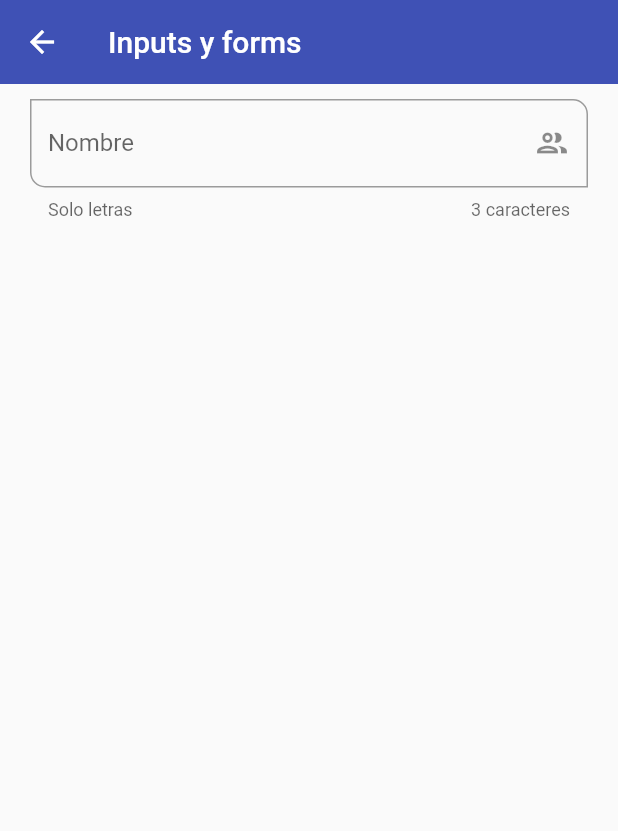
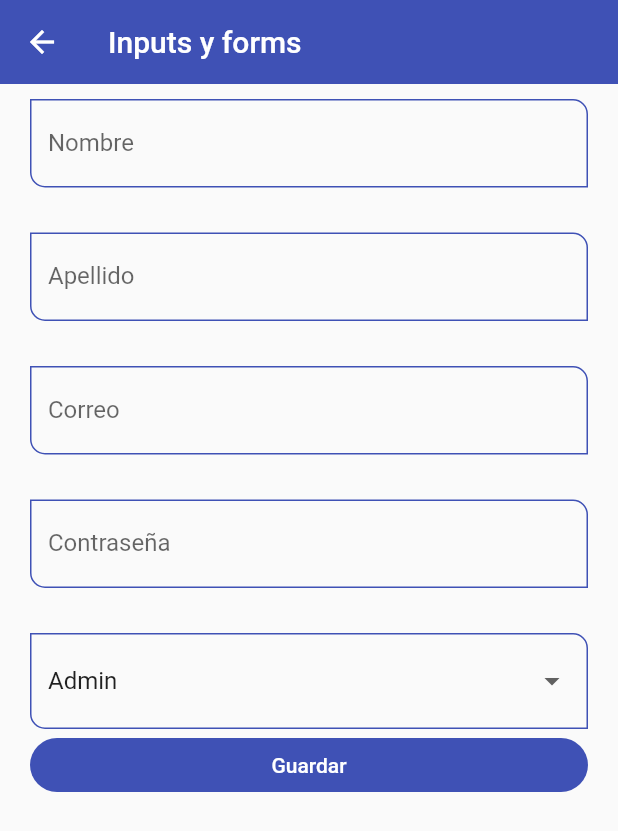
Before and after one commit to Julianrojasbustamante/learn_flutter, a Flutter app: the InputsScreen screen opened by its route, on a phone screen of 412 x 824 dp. Shown: the top 831 px of the screen. Run offline on Flutter 3.47's test engine with Material 2 defaults, Android fonts, the phone set to English and light mode, and no system bars.

```diff
--- a/lib/router/app_routes.dart
+++ b/lib/router/app_routes.dart
@@ -14,6 +14,8 @@ class AppRoutes {
     MenuOption(route: 'avatar', name: 'Circle Avatar', screen: const AvatarScreen(), icon: Icons.supervisor_account),
     MenuOption(route: 'animated', name: 'Animated Container', screen: const AnimatedScreen(), icon: Icons.play_circle_filled_rounded),
     MenuOption(route: 'inputs', name: 'Text Inputs', screen: const InputsScreen(), icon: Icons.input_rounded),
+    MenuOption(route: 'sliderScreen', name: 'Sliders && checks', screen: const SliderScreen(), icon: Icons.slideshow_rounded),
+    MenuOption(route: 'listViewBuilder', name: 'InfiniteScroll && Pull to refresh', screen: const ListViewBuilderScreen(), icon: Icons.build_circle_outlined),
   ];
 
   static Map<String, Widget Function(BuildContext)> getAppRoutes() {
--- a/lib/screens/inputs_screen.dart
+++ b/lib/screens/inputs_screen.dart
@@ -1,3 +1,4 @@
+import 'package:fl_commponents/widgets/widgets.dart';
 import 'package:flutter/material.dart';
 
 class InputsScreen extends StatelessWidget {
@@ -5,6 +6,17 @@ class InputsScreen extends StatelessWidget {
 
   @override
   Widget build(BuildContext context) {
+
+    final myFormKey = GlobalKey<FormState>();
+
+    final Map<String, String> formValues = {
+      'first_name' : 'Julian',
+      'last_name' : 'Rojas',
+      'email' : 'julianrjs@gmail.com',
+      'password' : '***********',
+      'role' : 'Admin',
+    };
+
     return Scaffold(
       appBar: AppBar(
         title: Text('Inputs y forms'),
@@ -12,37 +24,68 @@ class InputsScreen extends StatelessWidget {
       body: SingleChildScrollView(
         child: Padding(
           padding: const EdgeInsets.symmetric(horizontal: 20, vertical: 10),
-          child: Column(
-            children: [
-              TextFormField(
-                autofocus: false,
-                initialValue: '',
-                textCapitalization: TextCapitalization.words,
-                onChanged: (value){
-                  print(value);
-                },
-                validator: (value){
-                  if(value == null) return 'Campo requerido';
-                  return value.length < 3 ? 'Minimo 3 caracteres' : null;
-                },
-                autovalidateMode: AutovalidateMode.onUserInteraction,
-                decoration: const InputDecoration(
+          child: Form(
+            key: myFormKey,
+            child: Column(
+              children: [
+                CustomInputField(
+                  labelText: 'Nombre',
                   hintText: 'Nombre del usuario',
-                  label: Text('Nombre'),
-                  helperText: 'Solo letras',
-                  counterText: '3 caracteres',
-                  suffixIcon: Icon(Icons.group_outlined),
-                  // prefixIcon: Icon(Icons.group_outlined),
-                  // icon: Icon(Icons.assignment_ind_outlined),
-                  border: OutlineInputBorder(
-                    borderRadius: BorderRadius.only(
-                        bottomLeft: Radius.circular(10),
-                        topRight: Radius.circular(10)
-                    ),
+                  formProperty: 'first_name',
+                  formValues: formValues,
+                ),
+                const SizedBox(height: 30,),
+                CustomInputField(
+                  labelText: 'Apellido',
+                  hintText: 'Apellido del usuario',
+                  formProperty: 'last_name',
+                  formValues: formValues,
+                ),
+                const SizedBox(height: 30,),
+                CustomInputField(
+                  labelText: 'Correo',
+                  hintText: 'Correo del usuario',
+                  type: TextInputType.emailAddress,
+                  formProperty: 'email',
+                  formValues: formValues,
+                ),
+                const SizedBox(height: 30,),
+                CustomInputField(
+                  labelText: 'Contraseña',
+                  hintText: 'Contraseña del usuario',
+                  isPassword: true,
+                  formProperty: 'password',
+                  formValues: formValues,
+                ),
+                const SizedBox(height: 30,),
+                DropdownButtonFormField<String>(
+                  value: 'Admin',
+                  items: const [
+                    DropdownMenuItem(value: 'Admin', child: Text('Admin'),),
+                    DropdownMenuItem(value: 'Super user', child: Text('Super user')),
+                    DropdownMenuItem(value: 'Developer', child: Text('Developer')),
+                    DropdownMenuItem(value: 'Jr. Developer', child: Text('Jr. Developer')),
+                  ],
+                  onChanged: (value){
+                    formValues['rol'] = value ?? 'Admin';
+                  }
+                ),
+                ElevatedButton(
+                  onPressed: (){
+                    FocusScope.of(context).requestFocus(FocusNode());
+                    if(!myFormKey.currentState!.validate()){
+                      print('Formulario invalido');
+                      return;
+                    }
+                    print(formValues);
+                  },
+                  child: const SizedBox(
+                    width: double.infinity,
+                    child: Center(child: Text('Guardar'))
                   )
-                ),
-              )
-            ],
+                )
+              ],
+            ),
           ),
         ),
       ),
--- a/lib/screens/screens.dart
+++ b/lib/screens/screens.dart
@@ -1,3 +1,5 @@
+export 'package:fl_commponents/screens/listview_builder_screen.dart';
+export 'package:fl_commponents/screens/slider_screen.dart';
 export 'package:fl_commponents/screens/inputs_screen.dart';
 export 'package:fl_commponents/screens/animated_screen.dart';
 export 'package:fl_commponents/screens/avatar_screen.dart';
--- a/lib/themes/app_theme.dart
+++ b/lib/themes/app_theme.dart
@@ -23,5 +23,23 @@ class AppTheme {
           elevation: 0
       ),
     ),
+    inputDecorationTheme: const InputDecorationTheme(
+      floatingLabelStyle: TextStyle(color: primary),
+      enabledBorder: OutlineInputBorder(
+        borderSide: BorderSide(
+          color: primary
+        ),
+        borderRadius: BorderRadius.only(bottomLeft: Radius.circular(10), topRight: Radius.circular(10)),
+      ),
+      focusedBorder: OutlineInputBorder(
+        borderSide: BorderSide(
+            color: primary
+        ),
+        borderRadius: BorderRadius.only(bottomLeft: Radius.circular(10), topRight: Radius.circular(10)),
+      ),
+      border: OutlineInputBorder(
+        borderRadius: BorderRadius.only(bottomLeft: Radius.circular(10), topRight: Radius.circular(10)),
+      ),
+    )
   );
 }
--- /dev/null
+++ b/lib/widgets/custom_input_field.dart
@@ -0,0 +1,53 @@
+import 'package:flutter/material.dart';
+
+class CustomInputField extends StatelessWidget {
+  final String? hintText;
+  final String? labelText;
+  final String? helperText;
+  final IconData? suffixIcon;
+  final IconData? icon;
+  final TextInputType? type;
+  final bool? isPassword;
+
+  final String formProperty;
+  final Map<String, String> formValues;
+
+  const CustomInputField({
+    Key? key,
+    this.hintText,
+    this.labelText,
+    this.helperText,
+    this.suffixIcon,
+    this.icon,
+    this.type,
+    this.isPassword,
+    required this.formProperty,
+    required this.formValues
+  }) : super(key: key);
+
+  @override
+  Widget build(BuildContext context) {
+    return TextFormField(
+      autofocus: false,
+      initialValue: '',
+      textCapitalization: TextCapitalization.words,
+      keyboardType: type ?? TextInputType.text,
+      obscureText: isPassword ?? false,
+      onChanged: (value) => formValues[formProperty] = value,
+      validator: (value){
+        if(value == null) return 'Campo requerido';
+        return value.length < 3 ? 'Minimo 3 caracteres' : null;
+      },
+      autovalidateMode: AutovalidateMode.onUserInteraction,
+      decoration: InputDecoration(
+        hintText: hintText,
+        labelText: labelText,
+        helperText: helperText,
+        // prefixIcon: Icon(Icons.group_outlined),
+        suffixIcon: suffixIcon == null ? null : Icon(suffixIcon),
+        icon: icon == null ? null : Icon(icon),
+        // counterText: '3 caracteres',
+      ),
+    );
+  }
+}
--- a/lib/widgets/widgets.dart
+++ b/lib/widgets/widgets.dart
@@ -1,2 +1,3 @@
+export 'package:fl_commponents/widgets/custom_input_field.dart';
 export 'package:fl_commponents/widgets/custom_card_type_2.dart';
 export 'package:fl_commponents/widgets/custom_card_type_1.dart';
```
Also changed, not shown: lib/screens/listview_builder_screen.dart (added, +101 -0 lines), lib/screens/slider_screen.dart (added, +60 -0 lines).
